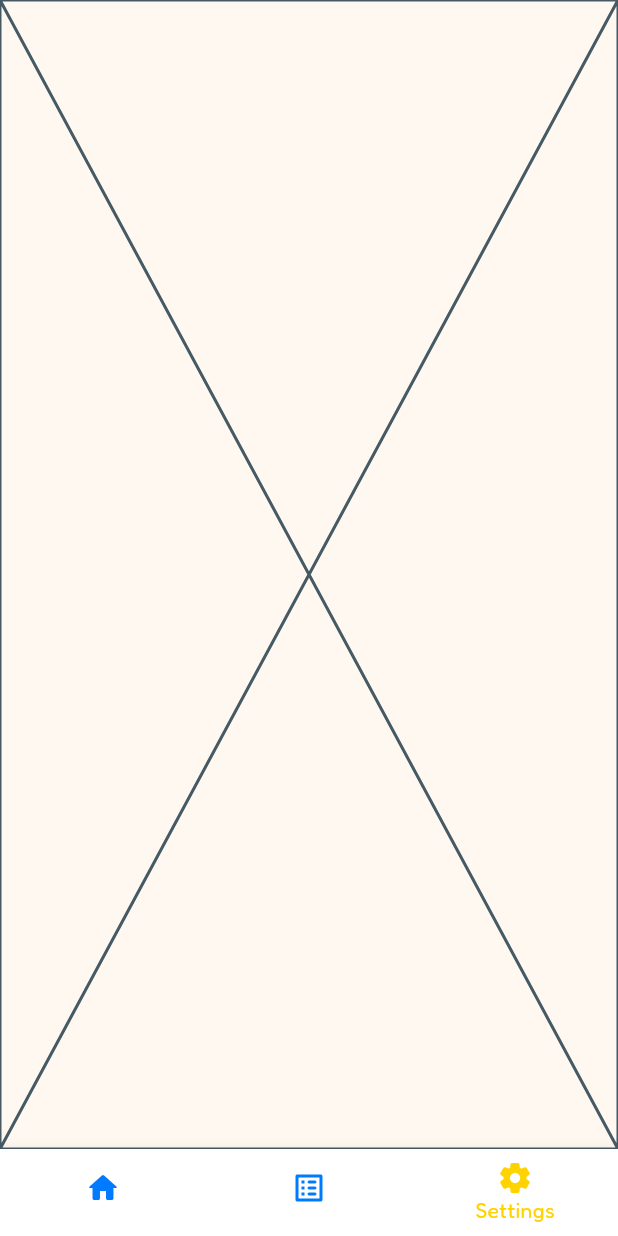
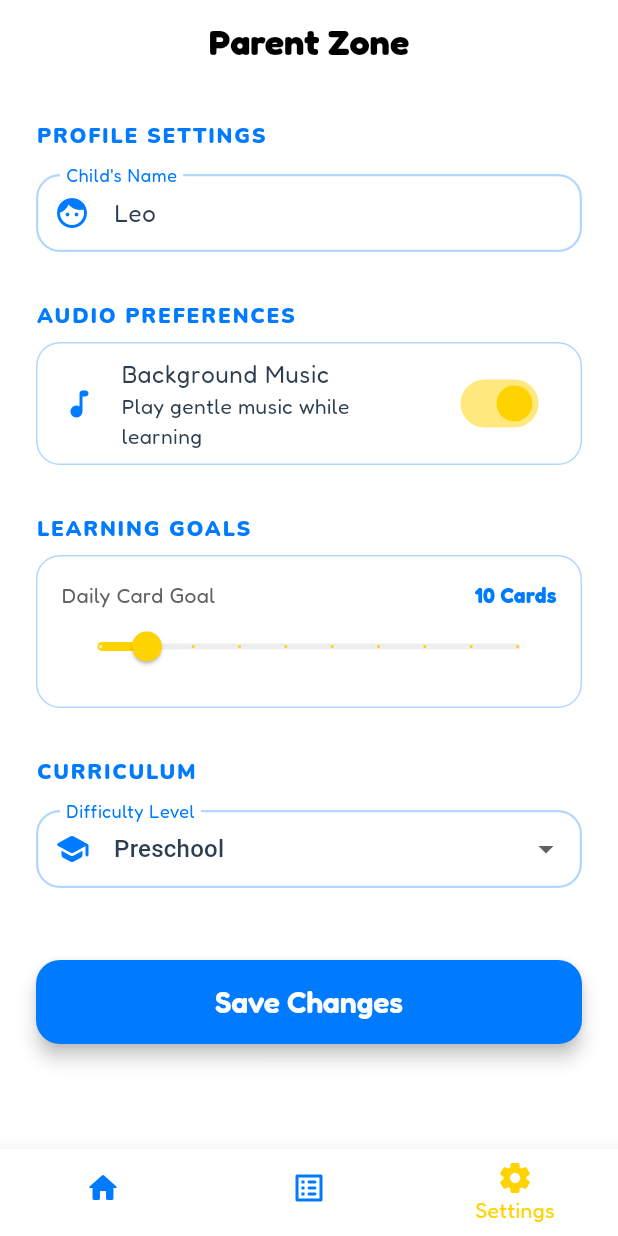
Before and after one commit to preettrank53/MAD-kids-learning-from-flashcard, a Flutter app: the screen it shows once a user with an empty profile is signed in, item 3 of the bottom bar chosen, on a phone screen of 412 x 824 dp. Run offline on Flutter 3.47's test engine with Material 3 defaults, Android fonts, the phone set to English and light mode, and no system bars; our stand-ins replace firebase_auth, firebase_core, google_fonts, sqflite; accounts and stored records are empty; generated files the repository leaves out were written again.

Commit message:
Implement Settings Screen (Parent Zone) with interactive form controls

```diff
--- a/lib/screens/main_shell.dart
+++ b/lib/screens/main_shell.dart
@@ -1,5 +1,6 @@
 import 'package:flutter/material.dart';
 import 'dashboard_screen.dart';
+import 'settings_screen.dart';
 
 // Main Shell - The new home of the app containing the navigation
 // This screen wraps the Dashboard and other future screens with a BottomNavigationBar
@@ -22,8 +23,8 @@ class _MainShellState extends State<MainShell> {
     // Item 2: Manage (Placeholder for Manage Cards)
     const Placeholder(),
 
-    // Item 3: Settings (Placeholder for Settings)
-    const Placeholder(),
+    // Item 3: Settings (Parent Zone)
+    const SettingsScreen(),
   ];
 
   // Handle tap on navigation items
--- /dev/null
+++ b/lib/screens/settings_screen.dart
@@ -0,0 +1,228 @@
+import 'package:flutter/material.dart';
+import 'package:google_fonts/google_fonts.dart';
+
+/// Settings Screen - Parent Zone
+///
+/// This screen demonstrates "Forms & Interactive Controls" (Lab 7).
+/// It allows parents to configure app settings using various input widgets.
+class SettingsScreen extends StatefulWidget {
+  const SettingsScreen({super.key});
+
+  @override
+  State<SettingsScreen> createState() => _SettingsScreenState();
+}
+
+class _SettingsScreenState extends State<SettingsScreen> {
+  // State Variables
+  final TextEditingController _nameController = TextEditingController(text: "Leo");
+  bool _isMusicOn = true;
+  double _dailyGoal = 10;
+  String? _difficultyLevel = 'Preschool';
+
+  // Theme Constants based on "Strict Blue/Yellow Theme"
+  final Color electricBlue = const Color(0xFF007AFF);
+  final Color boldYellow = const Color(0xFFFFD300);
+
+  @override
+  void dispose() {
+    _nameController.dispose();
+    super.dispose();
+  }
+
+  @override
+  Widget build(BuildContext context) {
+    return Scaffold(
+      backgroundColor: Colors.white,
+      appBar: AppBar(
+        title: Text(
+          'Parent Zone',
+          style: GoogleFonts.fredoka(color: Colors.black, fontSize: 24),
+        ),
+        backgroundColor: Colors.white,
+        elevation: 0,
+        centerTitle: true,
+        automaticallyImplyLeading: false,
+      ),
+      body: SingleChildScrollView(
+        padding: const EdgeInsets.all(24.0),
+        child: Column(
+          crossAxisAlignment: CrossAxisAlignment.start,
+          children: [
+            // ============================================
+            // 1. Text Field: Child's Name
+            // ============================================
+            _buildSectionHeader('Profile Settings'),
+            const SizedBox(height: 16),
+
+            TextField(
+              controller: _nameController,
+              decoration: InputDecoration(
+                labelText: "Child's Name",
+                labelStyle: TextStyle(color: electricBlue),
+                prefixIcon: Icon(Icons.face_rounded, color: electricBlue),
+                // Blue Border Styling
+                enabledBorder: OutlineInputBorder(
+                  borderRadius: BorderRadius.circular(16),
+                  borderSide: BorderSide(color: electricBlue.withOpacity(0.3), width: 1.5),
+                ),
+                focusedBorder: OutlineInputBorder(
+                  borderRadius: BorderRadius.circular(16),
+                  borderSide: BorderSide(color: electricBlue, width: 2),
+                ),
+              ),
+            ),
+
+            const SizedBox(height: 32),
+
+            // ============================================
+            // 2. Switch: Background Music
+            // ============================================
+            _buildSectionHeader('Audio Preferences'),
+            const SizedBox(height: 8),
+
+            Container(
+              decoration: BoxDecoration(
+                border: Border.all(color: electricBlue.withOpacity(0.3)),
+                borderRadius: BorderRadius.circular(16),
+              ),
+              child: SwitchListTile(
+                title: const Text('Background Music'),
+                subtitle: const Text('Play gentle music while learning'),
+                value: _isMusicOn,
+                activeColor: boldYellow, // Yellow when active
+                secondary: Icon(Icons.music_note_rounded, color: electricBlue),
+                onChanged: (bool value) {
+                  setState(() {
+                    _isMusicOn = value;
+                  });
+                },
+              ),
+            ),
+
+            const SizedBox(height: 32),
+
+            // ============================================
+            // 3. Slider: Daily Card Goal
+            // ============================================
+            _buildSectionHeader('Learning Goals'),
+            const SizedBox(height: 8),
+
+            Container(
+              padding: const EdgeInsets.all(16),
+              decoration: BoxDecoration(
+                border: Border.all(color: electricBlue.withOpacity(0.3)),
+                borderRadius: BorderRadius.circular(16),
+              ),
+              child: Column(
+                crossAxisAlignment: CrossAxisAlignment.start,
+                children: [
+                   Row(
+                     mainAxisAlignment: MainAxisAlignment.spaceBetween,
+                     children: [
+                       Text('Daily Card Goal', style: TextStyle(color: Colors.grey.shade700)),
+                       Text(
+                         '${_dailyGoal.round()} Cards',
+                         style: TextStyle(color: electricBlue, fontWeight: FontWeight.bold),
+                       ),
+                     ],
+                   ),
+                   Slider(
+                    value: _dailyGoal,
+                    min: 5,
+                    max: 50,
+                    divisions: 9, // Steps of 5 (approx)
+                    label: _dailyGoal.round().toString(),
+                    activeColor: boldYellow, // Yellow when active
+                    inactiveColor: Colors.grey.shade200,
+                    onChanged: (double value) {
+                      setState(() {
+                        _dailyGoal = value;
+                      });
+                    },
+                  ),
+                ],
+              ),
+            ),
+
+            const SizedBox(height: 32),
+
+            // ============================================
+            // 4. Dropdown: Difficulty Level
+            // ============================================
+            _buildSectionHeader('Curriculum'),
+            const SizedBox(height: 16),
+
+            DropdownButtonFormField<String>(
+              value: _difficultyLevel,
+              decoration: InputDecoration(
+                labelText: 'Difficulty Level',
+                labelStyle: TextStyle(color: electricBlue),
+                prefixIcon: Icon(Icons.school_rounded, color: electricBlue),
+                // Blue Border Styling
+                enabledBorder: OutlineInputBorder(
+                  borderRadius: BorderRadius.circular(16),
+                  borderSide: BorderSide(color: electricBlue.withOpacity(0.3), width: 1.5),
+                ),
+                focusedBorder: OutlineInputBorder(
+                  borderRadius: BorderRadius.circular(16),
+                  borderSide: BorderSide(color: electricBlue, width: 2),
+                ),
+              ),
+              items: ['Toddler', 'Preschool', 'Kindergarten']
+                  .map((String level) {
+                return DropdownMenuItem<String>(
+                  value: level,
+                  child: Text(level),
+                );
+              }).toList(),
+              onChanged: (String? newValue) {
+                setState(() {
+                  _difficultyLevel = newValue;
+                });
+              },
+            ),
+
+            const SizedBox(height: 48),
+
+            // Save Button (Visual only)
+            SizedBox(
+              width: double.infinity,
+              height: 56,
+              child: ElevatedButton(
+                onPressed: () {
+                  ScaffoldMessenger.of(context).showSnackBar(
+                    const SnackBar(content: Text('Settings Saved!')),
+                  );
+                },
+                style: ElevatedButton.styleFrom(
+                  backgroundColor: electricBlue,
+                  shape: RoundedRectangleBorder(
+                    borderRadius: BorderRadius.circular(16),
+                  ),
+                  elevation: 5,
+                ),
+                child: Text(
+                  'Save Changes',
+                  style: GoogleFonts.fredoka(fontSize: 20, color: Colors.white),
+                ),
+              ),
+            ),
+          ],
+        ),
+      ),
+    );
+  }
+
+  /// Helper mainly for Section Headers (Strict Blue)
+  Widget _buildSectionHeader(String title) {
+    return Text(
+      title.toUpperCase(),
+      style: GoogleFonts.nunito(
+        color: electricBlue,
+        fontWeight: FontWeight.w900,
+        fontSize: 14,
+        letterSpacing: 1.2,
+      ),
+    );
+  }
+}
```
